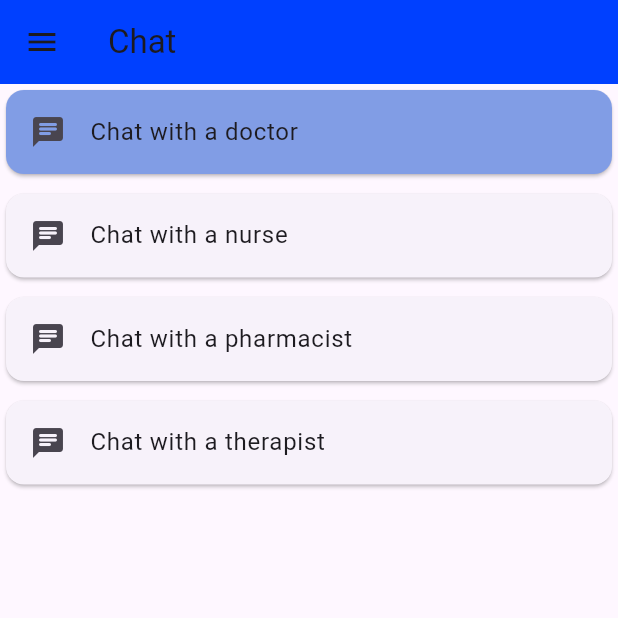
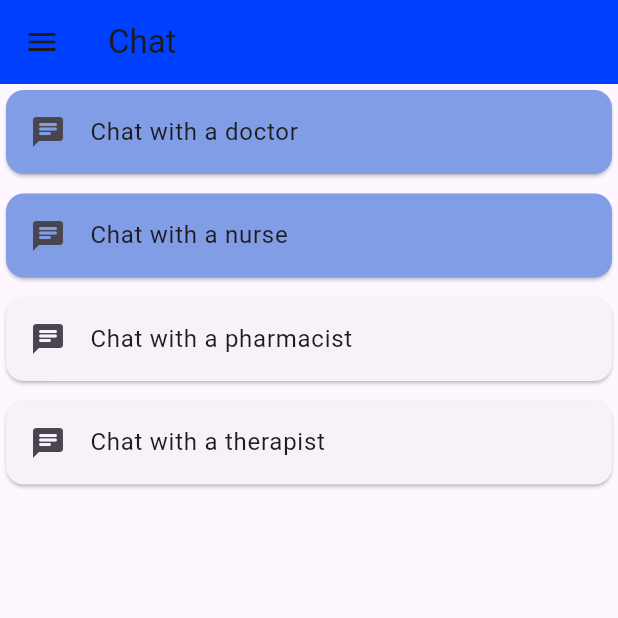
Before and after one commit to Billy272/Health_Plus, a Flutter app: the MyPageNav screen opened by its route, item 2 of the bottom bar chosen, after a tap on "Chat with a doctor", on a phone screen of 412 x 824 dp, the top half of it. Run offline on Flutter 3.47's test engine with Material 3 defaults, Android fonts, the phone set to English and light mode, and no system bars; our stand-ins replace font_awesome_flutter.

Commit message:
chore: Update chat screen with color and UI improvements

```diff
--- a/health_plus/lib/chat.dart
+++ b/health_plus/lib/chat.dart
@@ -34,14 +34,17 @@ class ChatScreen extends StatelessWidget {
           ),
           const SizedBox(height: 5.0),
           Card(
+              color: const Color.fromARGB(255, 129, 157, 229),
               child: ListTile(
-            title: const Text('Chat with a nurse'),
-            leading: const Icon(Icons.chat_rounded),
-            onTap: () {
-              Navigator.push(context,
-                  MaterialPageRoute(builder: (context) => const ChatScreen()));
-            },
-          )),
+                title: const Text('Chat with a nurse'),
+                leading: const Icon(Icons.chat_rounded),
+                onTap: () {
+                  Navigator.push(
+                      context,
+                      MaterialPageRoute(
+                          builder: (context) => const ChatScreen()));
+                },
+              )),
           const SizedBox(height: 5.0),
           Card(
               child: ListTile(
--- a/health_plus/lib/home_page.dart
+++ b/health_plus/lib/home_page.dart
@@ -12,7 +12,7 @@ class HomePageScreen extends StatelessWidget {
   Widget build(BuildContext context) {
     return Scaffold(
       appBar: AppBar(
-        backgroundColor: const Color.fromARGB(255, 0, 64, 255),
+        backgroundColor: const Color.fromARGB(255, 57, 89, 158),
         leading: IconButton(
           tooltip: MaterialLocalizations.of(context).openAppDrawerTooltip,
           icon: const Icon(Icons.menu),
@@ -24,10 +24,11 @@ class HomePageScreen extends StatelessWidget {
       ),
       body: Column(
         children: <Widget>[
+          const SizedBox(height: 5.0),
           Card(
+            color: const Color.fromARGB(255, 129, 157, 229),
             child: ListTile(
               title: const Text('Find a Location'),
-              minTileHeight: BorderSide.strokeAlignCenter,
               leading: const Icon(Icons.map),
               onTap: () {
                 Navigator.push(
@@ -39,6 +40,7 @@ class HomePageScreen extends StatelessWidget {
           ),
           const SizedBox(height: 5.0),
           Card(
+              color: const Color.fromARGB(255, 87, 117, 186),
               child: ListTile(
                 title: const Text('Choose a doctor'),
                 leading: const Icon(Icons.person),
@@ -51,6 +53,7 @@ class HomePageScreen extends StatelessWidget {
               )),
           const SizedBox(height: 5.0),
           Card(
+              color: const Color.fromARGB(255, 87, 117, 186),
               child: ListTile(
                 title: const Text("Make an appointment"),
                 leading: const Icon(Icons.add_task),
@@ -63,6 +66,7 @@ class HomePageScreen extends StatelessWidget {
               )),
           const SizedBox(height: 5.0),
           Card(
+            color: const Color.fromARGB(255, 57, 86, 158),
             child: ListTile(
                 title: const Text("ER waiting period"),
                 leading: const Icon(Icons.calendar_month),
@@ -75,6 +79,7 @@ class HomePageScreen extends StatelessWidget {
           ),
           const SizedBox(height: 5.0),
           Card(
+              color: const Color.fromARGB(255, 225, 57, 96),
               child: ListTile(
                 title: const Text("Find an urgent care location"),
                 leading: const FaIcon(FontAwesomeIcons.hospital),
--- a/health_plus/lib/main.dart
+++ b/health_plus/lib/main.dart
@@ -129,7 +129,7 @@ class _MyPageNavState extends State<MyPageNav> {
   @override
   Widget build(BuildContext context) {
     return Scaffold(
-      backgroundColor: const Color.fromARGB(0, 221, 23, 23),
+      backgroundColor: const Color.fromARGB(255, 221, 23, 23),
       body: _children[_currentIndex],
       bottomNavigationBar: BottomNavigationBar(
         onTap: onTabTapped,
@@ -138,27 +138,27 @@ class _MyPageNavState extends State<MyPageNav> {
           BottomNavigationBarItem(
             icon: Icon(Icons.home),
             label: 'Home',
-            backgroundColor: Color.fromARGB(255, 0, 64, 255),
+            backgroundColor: Color.fromARGB(255, 57, 89, 158),
           ),
           BottomNavigationBarItem(
             icon: Icon(Icons.chat_rounded),
             label: 'Chat',
-            backgroundColor: Color.fromARGB(255, 0, 64, 255),
+            backgroundColor: Color.fromARGB(255, 57, 89, 158),
           ),
           BottomNavigationBarItem(
             icon: Icon(Icons.monitor_heart),
             label: 'Status',
-            backgroundColor: Color.fromARGB(255, 0, 64, 255),
+            backgroundColor: Color.fromARGB(255, 57, 89, 158),
           ),
           BottomNavigationBarItem(
             icon: Icon(Icons.medical_services),
             label: 'Medication',
-            backgroundColor: Color.fromARGB(255, 0, 64, 255),
+            backgroundColor: Color.fromARGB(255, 57, 89, 158),
           ),
           BottomNavigationBarItem(
             icon: Icon(Icons.delete_sharp),
             label: 'Dispose',
-            backgroundColor: Color.fromARGB(255, 0, 64, 255),
+            backgroundColor: Color.fromARGB(255, 57, 89, 158),
           ),
         ],
       ),
```
Lines whose indentation alone changed are shown as unchanged.
